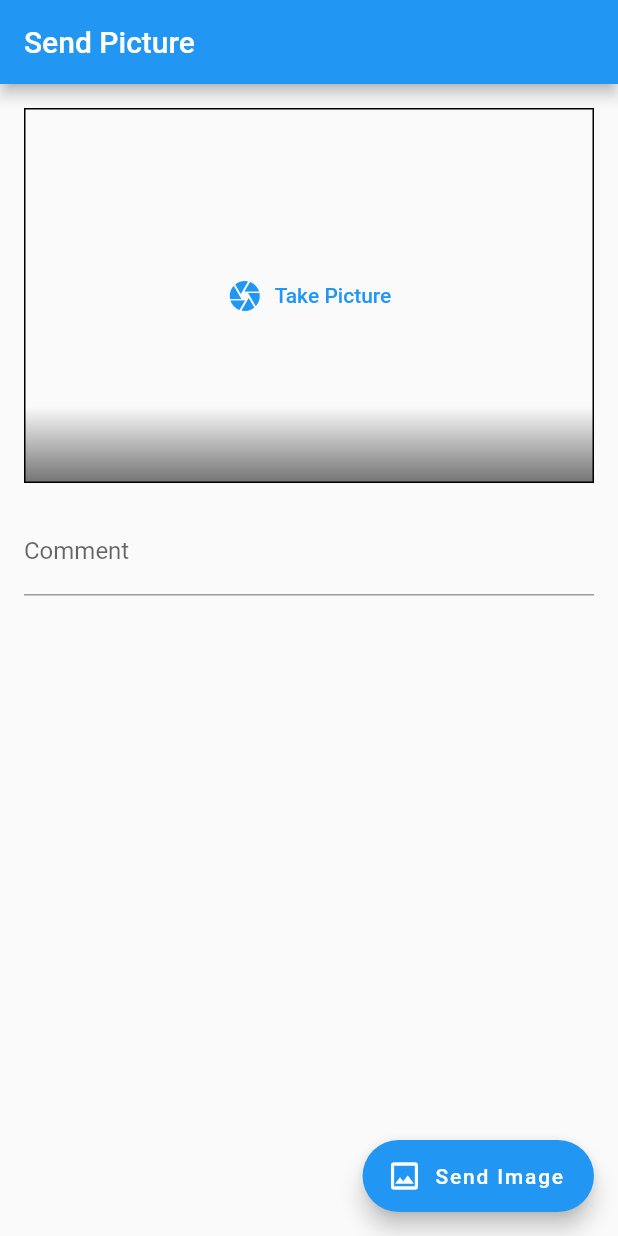
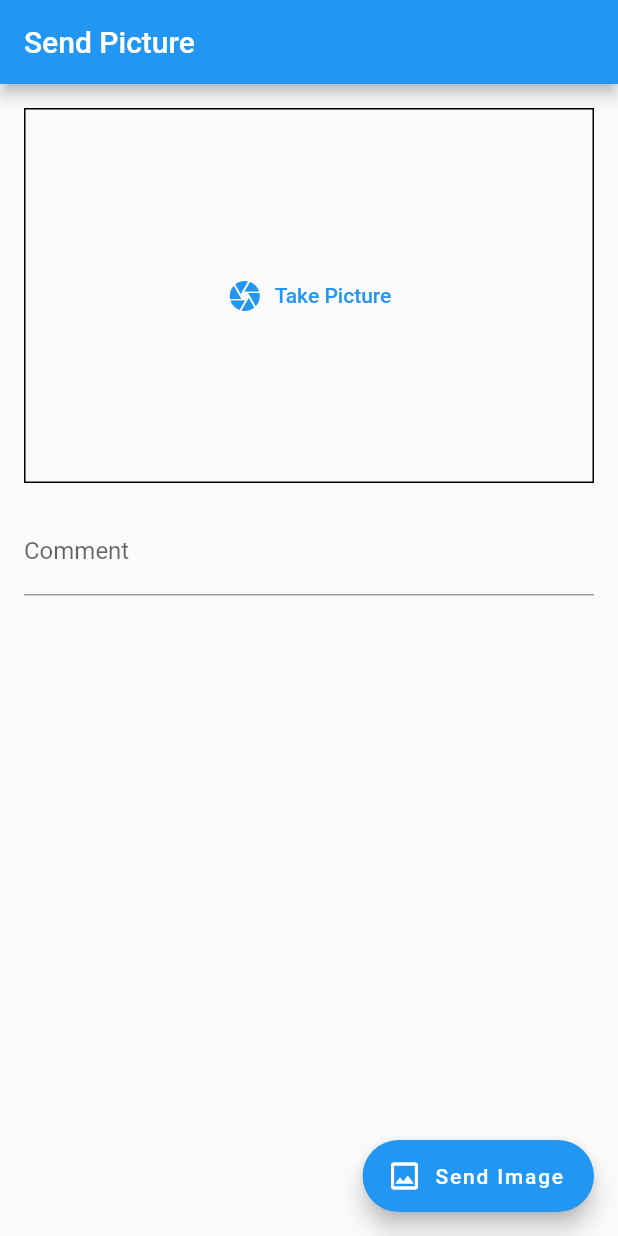
Before and after one commit to Mowgle88/photo_app, a Flutter app: the screen it shows after launch, on a phone screen of 412 x 824 dp. Run offline on Flutter 3.47's test engine with Material 2 defaults, Android fonts, the phone set to English and light mode, and no system bars; our stand-ins replace geocoding, image_picker, location.

Commit message:
feat: remove decoration when there is no address

```diff
--- a/lib/main.dart
+++ b/lib/main.dart
@@ -123,7 +123,8 @@ class _MyHomePageState extends State<MyHomePage> {
                       horizontal: 24,
                       vertical: 16,
                     ),
-                    decoration: const BoxDecoration(
+                    decoration: address != ''
+                        ? const BoxDecoration(
                             gradient: LinearGradient(
                                 colors: [
                                   Colors.transparent,
@@ -131,7 +132,8 @@ class _MyHomePageState extends State<MyHomePage> {
                                 ],
                                 begin: Alignment.topCenter,
                                 end: Alignment.bottomCenter),
-                    ),
+                          )
+                        : null,
                     child: Text(
                       address,
                       textAlign: TextAlign.center,
```
Lines whose indentation alone changed are shown as unchanged.
